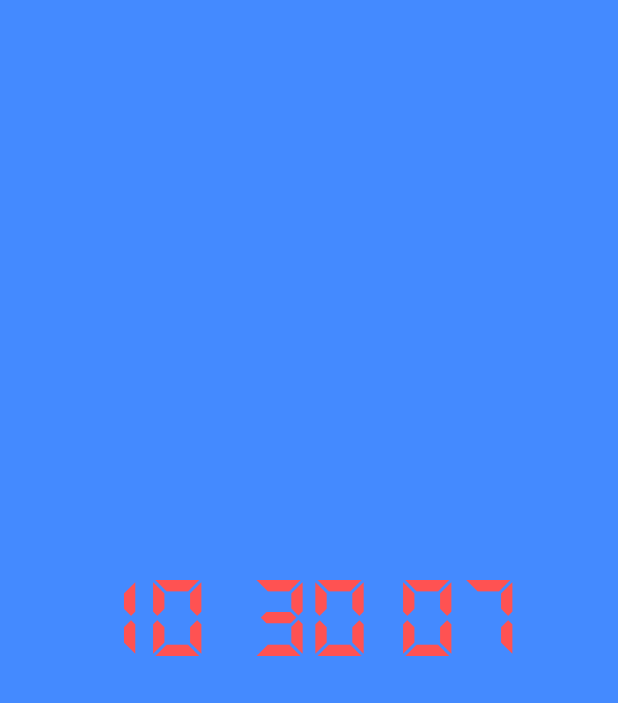
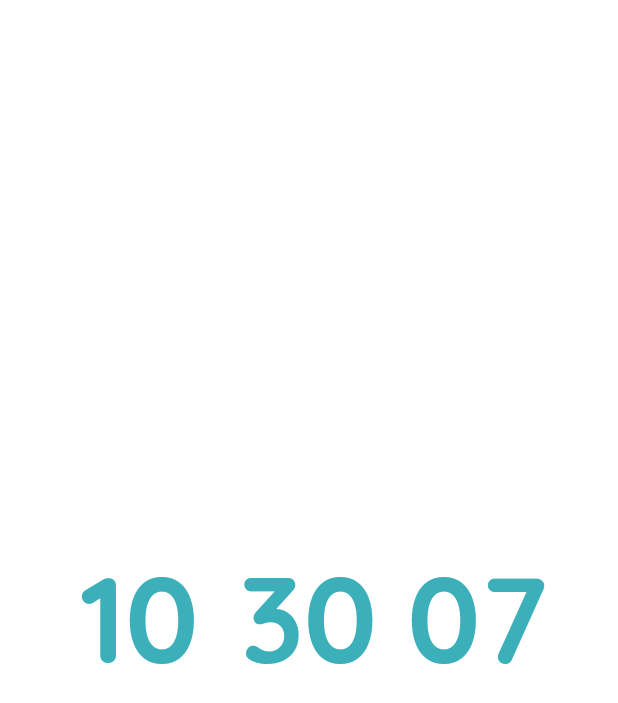
Before and after one commit to amalhanaja/flutter_clock, a Flutter app: the screen it shows after launch, on a phone screen of 412 x 824 dp. Shown: the top 703 px of the screen. Run offline on Flutter 3.47's test engine with Material 2 defaults, Android fonts, the phone set to English and light mode, and no system bars.

Commit message:
Change Fonts and color

```diff
--- a/digital_clock/lib/main.dart
+++ b/digital_clock/lib/main.dart
@@ -1,5 +1,6 @@
 import 'package:digital_clock/widget/digital_clock.dart';
 import 'package:flutter/material.dart';
+import 'package:flutter/services.dart';
 
 void main() => runApp(MyApp());
 
@@ -7,8 +8,10 @@ class MyApp extends StatelessWidget {
   // This widget is the root of your application.
   @override
   Widget build(BuildContext context) {
+    SystemChrome.setEnabledSystemUIOverlays([]);
     return MaterialApp(
-      title: 'Flutter Demo',
+      title: 'Digital Clock',
+      debugShowCheckedModeBanner: false,
       theme: ThemeData(
         // This is the theme of your application.
         //
--- a/digital_clock/lib/painter/clock_painter.dart
+++ b/digital_clock/lib/painter/clock_painter.dart
@@ -8,9 +8,9 @@ class ClockPainter extends CustomPainter {
   ClockPainter({
     @required this.dateTime,
     this.textStyle = const TextStyle(
-        color: Colors.redAccent,
+        color: Color(0xFF3BB0BA),
         fontSize: 80,
-        fontFamily: "DS-Digital",
+        fontFamily: "Quicksand",
         fontWeight: FontWeight.bold),
   });
 
--- a/digital_clock/lib/widget/digital_clock.dart
+++ b/digital_clock/lib/widget/digital_clock.dart
@@ -41,7 +41,7 @@ class _DigitalClockState extends State<DigitalClock>
       body: Container(
         width: double.infinity,
         height: double.infinity,
-        decoration: BoxDecoration(color: Colors.blueAccent),
+        decoration: BoxDecoration(color: Colors.white),
         child: Center(
           child: CustomPaint(
             painter: ClockPainter(dateTime: _dateTime),
--- a/digital_clock/pubspec.yaml
+++ b/digital_clock/pubspec.yaml
@@ -72,8 +72,8 @@ flutter:
   # For details regarding fonts from package dependencies,
   # see https://flutter.dev/custom-fonts/#from-packages
   fonts:
-    - family: DS-Digital
+    - family: Quicksand
       fonts:
-        - asset: fonts/DS-DIGI.TTF
-        - asset: fonts/DS-DIGIB.TTF
+        - asset: fonts/Quicksand-Regular.ttf
+        - asset: fonts/Quicksand-Bold.ttf
           weight: 700
```
Also changed, not shown: digital_clock/fonts/DS-DIGI.TTF (deleted), digital_clock/fonts/DS-DIGIB.TTF (deleted), digital_clock/fonts/Quicksand-Bold.ttf (added), digital_clock/fonts/Quicksand-Regular.ttf (added).
